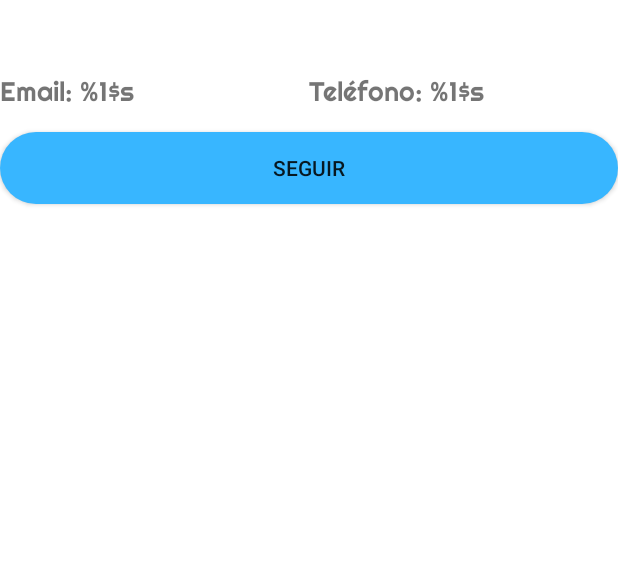
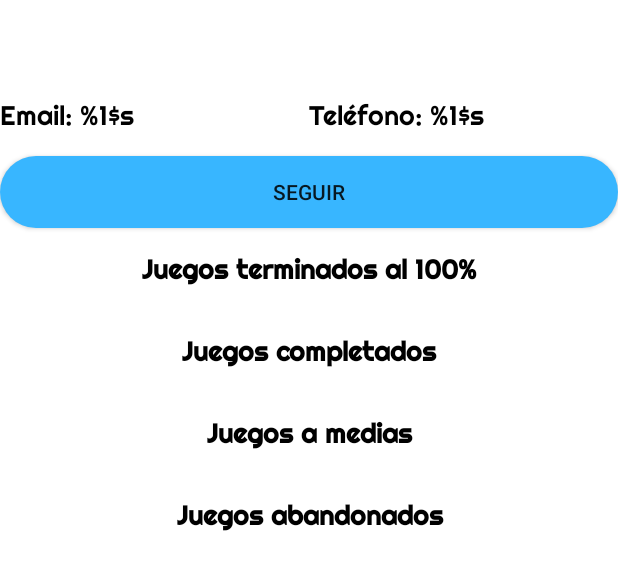
Before and after one commit to Josephvf10/TFC_LDJ, an Android app: the layout activity_datos_persona_fragment.xml on its own in the app's theme, with its tools: preview values and no code run, on a phone screen of 412 x 824 dp. Shown: the top 570 px of the screen. Run offline under Robolectric (Android 15) with nearby library versions, the phone set to English and light mode, and no system bars.

Commit message:
Funcion buscar personas, avance detalle de las personas

```diff
--- a/Proyectotfc/app/src/main/AndroidManifest.xml
+++ b/Proyectotfc/app/src/main/AndroidManifest.xml
@@ -26,7 +26,7 @@
             android:exported="true"
             android:theme="@style/Theme.AppCompat.DayNight.NoActionBar" />
         <activity
-            android:name=".ui.BuscarPersonas.DatosPersonaFragment"
+            android:name=".DatosPersonaActivity"
             android:exported="true"
             android:theme="@style/Theme.AppCompat.DayNight.NoActionBar"/>
         <activity
--- a/Proyectotfc/app/src/main/res/layout/activity_datos_persona_fragment.xml
+++ b/Proyectotfc/app/src/main/res/layout/activity_datos_persona_fragment.xml
@@ -4,7 +4,7 @@
     xmlns:tools="http://schemas.android.com/tools"
     android:layout_width="match_parent"
     android:layout_height="match_parent"
-    tools:context=".ui.BuscarPersonas.DatosPersonaFragment">
+    tools:context=".DatosPersonaActivity">
 
     <TextView
         android:id="@+id/tvNombreDU"
@@ -13,7 +13,10 @@
         android:layout_marginTop="@dimen/margen"
         android:textSize="@dimen/top_txt_reg"
         android:textStyle="bold"
-        android:fontFamily="@font/righteous_normal"/>
+        android:fontFamily="@font/righteous_normal"
+        android:textAlignment="center"
+        android:textColor="@color/black"
+        app:layout_constraintTop_toTopOf="parent" />
 
     <LinearLayout
         android:id="@+id/llEmailyTelfDU"
@@ -30,7 +33,8 @@
             android:textSize="@dimen/tam_txt_reg"
             android:text="@string/email_du"
             android:fontFamily="@font/righteous_normal"
-            android:layout_weight="1"/>
+            android:layout_weight="1"
+            android:textColor="@color/black"/>
 
         <TextView
             android:id="@+id/tvTelefDU"
@@ -39,7 +43,8 @@
             android:textSize="@dimen/tam_txt_reg"
             android:text="@string/telef_du"
             android:fontFamily="@font/righteous_normal"
-            android:layout_weight="1"/>
+            android:layout_weight="1"
+            android:textColor="@color/black"/>
 
     </LinearLayout>
 
@@ -65,7 +70,7 @@
         android:fontFamily="@font/righteous_normal"
         app:layout_constraintTop_toBottomOf="@id/btnSeguir"
         android:text="@string/txt_tv_completados"
-        android:textColor="@color/white"/>
+        android:textColor="@color/black"/>
 
     <androidx.recyclerview.widget.RecyclerView
         android:id="@+id/rvCompletadosDU"
@@ -85,7 +90,7 @@
         android:fontFamily="@font/righteous_normal"
         android:text="@string/txt_tv_jugadoss"
         app:layout_constraintTop_toBottomOf="@id/rvCompletadosDU"
-        android:textColor="@color/white"
+        android:textColor="@color/black"
         />
 
     <androidx.recyclerview.widget.RecyclerView
@@ -103,9 +108,9 @@
         android:textAlignment="center"
         android:textStyle="bold"
         android:fontFamily="@font/righteous_normal"
-        android:text="@string/txt_tv_jugadoss"
+        android:text="@string/txt_tv_medias"
         app:layout_constraintTop_toBottomOf="@id/rvJugadossDU"
-        android:textColor="@color/white"
+        android:textColor="@color/black"
         />
 
     <androidx.recyclerview.widget.RecyclerView
@@ -124,9 +129,9 @@
         android:textAlignment="center"
         android:textStyle="bold"
         android:fontFamily="@font/righteous_normal"
-        android:text="@string/txt_tv_jugadoss"
+        android:text="@string/txt_tv_olivdado"
         app:layout_constraintTop_toBottomOf="@id/rvMediasDU"
-        android:textColor="@color/white"
+        android:textColor="@color/black"
         />
 
     <androidx.recyclerview.widget.RecyclerView
--- a/Proyectotfc/app/src/main/res/values/strings.xml
+++ b/Proyectotfc/app/src/main/res/values/strings.xml
@@ -57,4 +57,6 @@
     <string name="btn_seguir">Seguir</string>
     <string name="txt_tv_completados">Juegos terminados al 100%</string>
     <string name="txt_tv_jugadoss">Juegos completados</string>
+    <string name="txt_tv_medias">Juegos a medias</string>
+    <string name="txt_tv_olivdado">Juegos abandonados</string>
 </resources>
```
Also changed, not shown: Proyectotfc/app/src/main/java/com/dam/proyectotfc/DatosPersonaActivity.java (added, +141 -0 lines), Proyectotfc/app/src/main/java/com/dam/proyectotfc/model/Usuario.java (+31 -0 lines), Proyectotfc/app/src/main/java/com/dam/proyectotfc/ui/BuscarPersonas/BuscarPersonasFragment.java (+2 -5 lines), Proyectotfc/app/src/main/java/com/dam/proyectotfc/ui/BuscarPersonas/DatosPersonaFragment.java (deleted, +0 -16 lines).
